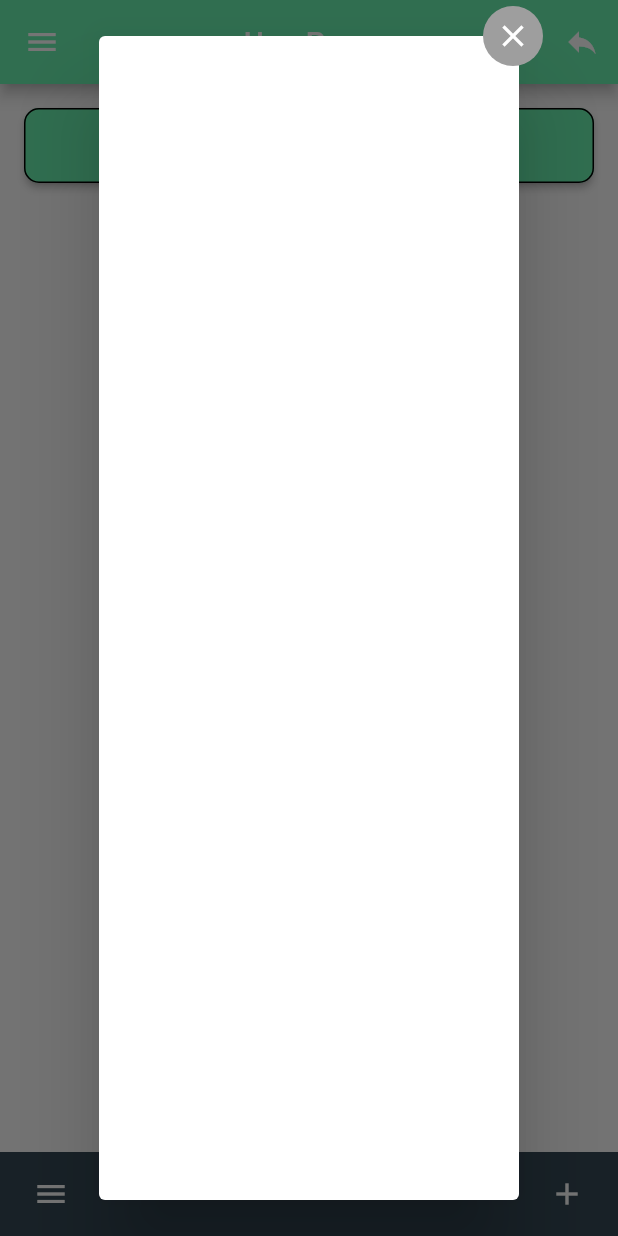
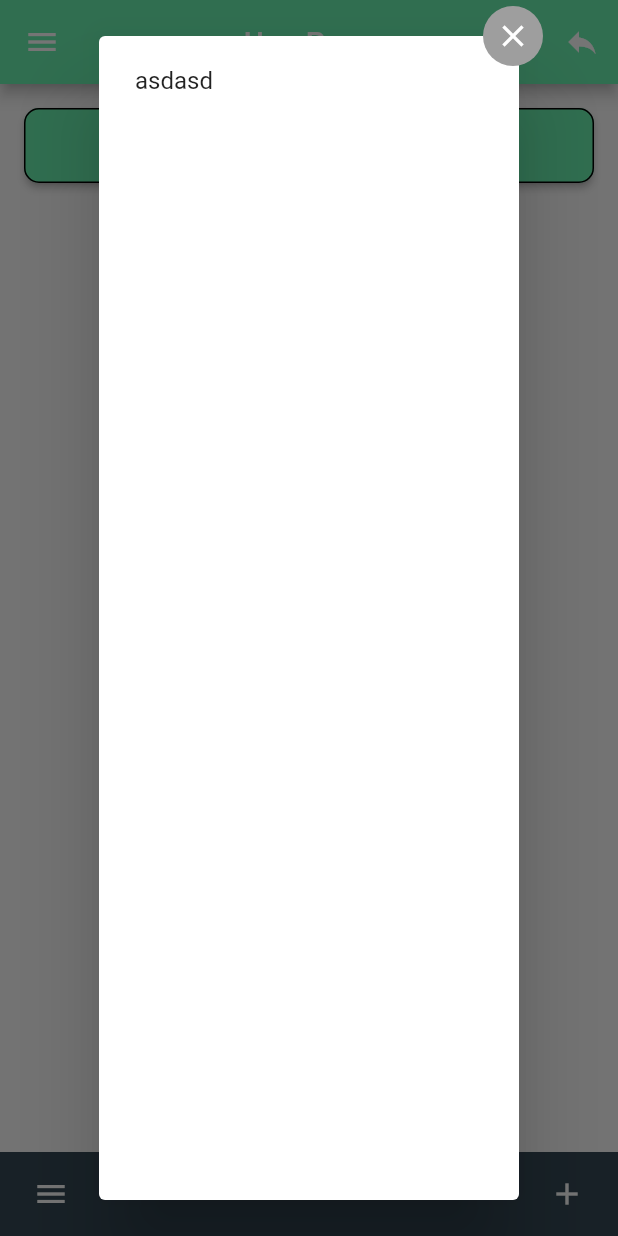
Before and after one commit to yeongwoojang/First_Flutter_App, a Flutter app: the UserPage screen opened by its route, after a tap on "매칭시작", on a phone screen of 412 x 824 dp. Run offline on Flutter 3.47's test engine with Material 2 defaults, Android fonts, the phone set to English and light mode, and no system bars; our stand-ins replace firebase_auth, firebase_core, google_sign_in; accounts and stored records are empty.

Commit message:
vsCode_Commit

```diff
--- a/lib/user_page.dart
+++ b/lib/user_page.dart
@@ -143,7 +143,7 @@ class _UserPageState extends State<UserPage> {
                                     ),
                                     ListView(
                                       children: <Widget>[
-
+                                        Text('asdasd'),
                                       ],
                                     ),
                                   ],
```
